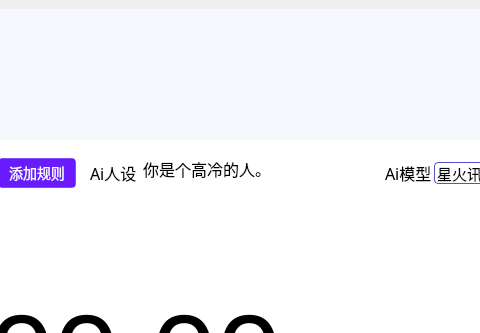
The window that Ui_MainWindow.ui (YangShengzhou03/LeafAuto) describes before a commit, drawn with Qt 5; both pictures show x 700 to 1180 and y 0 to 333 of the 1289 by 734 pixel window.
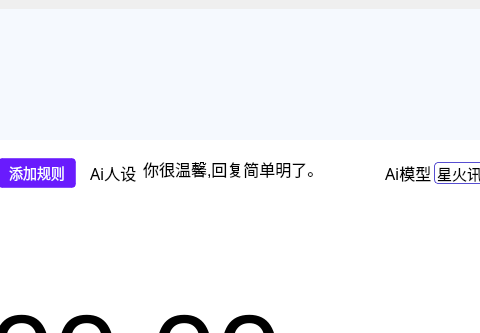
The same window after the commit. The open tabs and pages were chosen to show the change. Icons and pictures are not drawn.

What changed in the file:
```diff
--- a/Ui_MainWindow.ui
+++ b/Ui_MainWindow.ui
@@ -5050,7 +5050,7 @@
                                 <string/>
                                </property>
                                <property name="text">
-                                <string>你是个高冷的人。</string>
+                                <string>你很温馨,回复简单明了。</string>
                                </property>
                                <property name="placeholderText">
                                 <string>在此输入Ai人设</string>
```
